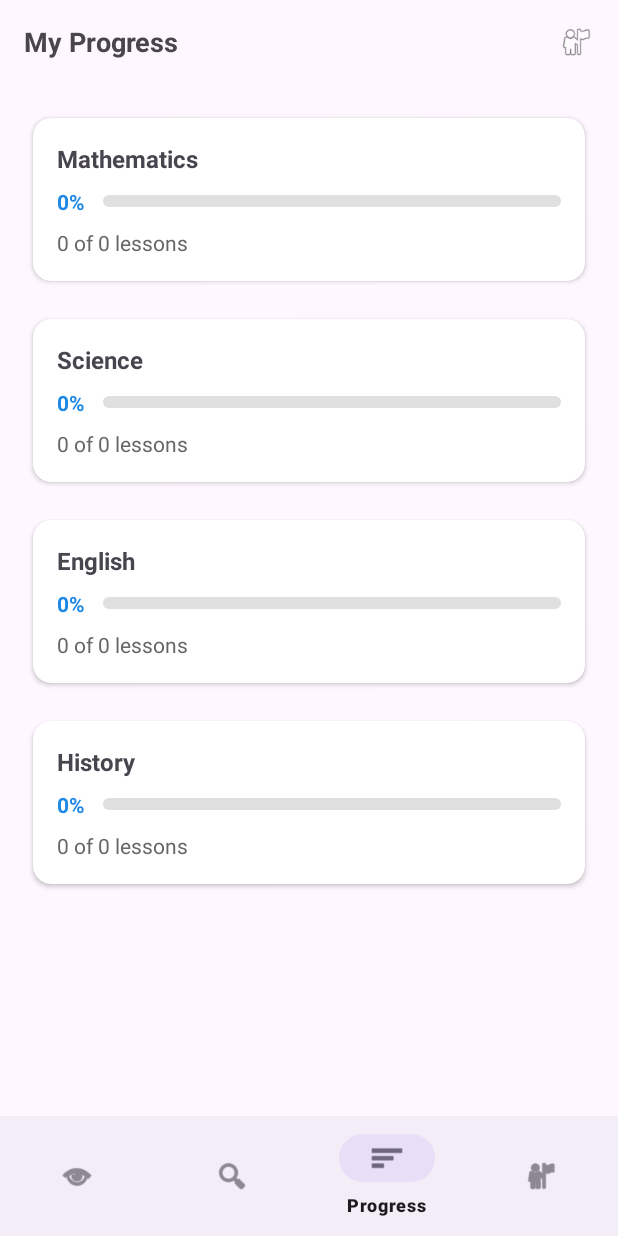
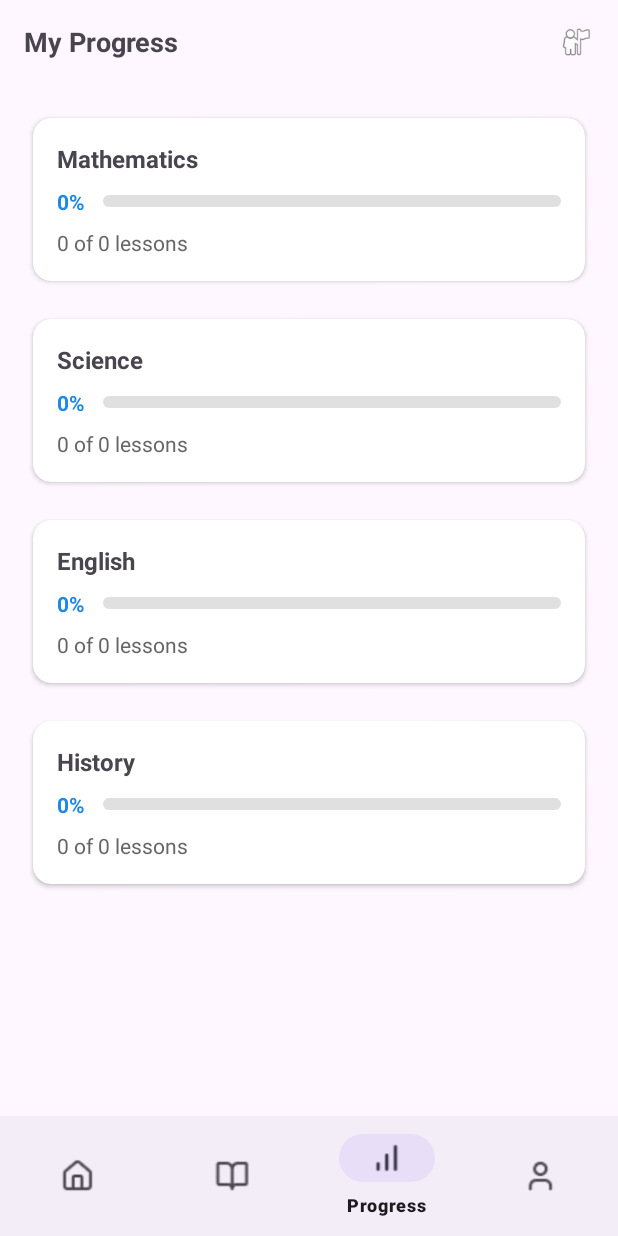
Before and after one commit to rushanc/EduLanka, an Android app: the HomeFragment screen opened directly, with no data from a screen before it, item 3 of the bottom bar chosen, on a phone screen of 412 x 824 dp. Run offline under Robolectric (Android 15) with nearby library versions, the phone set to English and light mode, and no system bars; our stand-ins replace Firebase (no records; nobody signed in at launch, a user with empty details on screens opened directly).

Commit message:
Update the images and icons

```diff
--- a/app/src/main/res/layout/activity_lecturer_profile.xml
+++ b/app/src/main/res/layout/activity_lecturer_profile.xml
@@ -34,7 +34,7 @@
             android:id="@+id/ivAvatar"
             android:layout_width="96dp"
             android:layout_height="96dp"
-            android:src="@mipmap/ic_launcher"
+            android:src="@drawable/pro_pic"
             android:layout_marginTop="16dp"
             app:layout_constraintTop_toBottomOf="@id/ivBack"
             app:layout_constraintStart_toStartOf="parent"
--- a/app/src/main/res/layout/activity_login.xml
+++ b/app/src/main/res/layout/activity_login.xml
@@ -14,7 +14,7 @@
             android:id="@+id/logo"
             android:layout_width="72dp"
             android:layout_height="72dp"
-            android:src="@mipmap/ic_launcher"
+            android:src="@drawable/logo_icon"
             app:layout_constraintTop_toTopOf="parent"
             app:layout_constraintStart_toStartOf="parent"
             app:layout_constraintEnd_toEndOf="parent"/>
--- a/app/src/main/res/layout/activity_register.xml
+++ b/app/src/main/res/layout/activity_register.xml
@@ -14,7 +14,7 @@
             android:id="@+id/logo"
             android:layout_width="72dp"
             android:layout_height="72dp"
-            android:src="@mipmap/ic_launcher"
+            android:src="@drawable/logo_icon"
             app:layout_constraintTop_toTopOf="parent"
             app:layout_constraintStart_toStartOf="parent"
             app:layout_constraintEnd_toEndOf="parent"/>
--- a/app/src/main/res/layout/activity_student_profile.xml
+++ b/app/src/main/res/layout/activity_student_profile.xml
@@ -34,7 +34,7 @@
             android:id="@+id/ivAvatar"
             android:layout_width="96dp"
             android:layout_height="96dp"
-            android:src="@mipmap/ic_launcher"
+            android:src="@drawable/pro_pic"
             android:layout_marginTop="16dp"
             app:layout_constraintTop_toBottomOf="@id/ivBack"
             app:layout_constraintStart_toStartOf="parent"
--- a/app/src/main/res/menu/menu_bottom_nav.xml
+++ b/app/src/main/res/menu/menu_bottom_nav.xml
@@ -3,17 +3,17 @@
     <item
         android:id="@+id/menu_home"
         android:title="Home"
-        android:icon="@android:drawable/ic_menu_view" />
+        android:icon="@drawable/home_icon" />
     <item
         android:id="@+id/menu_browse"
         android:title="Browse"
-        android:icon="@android:drawable/ic_menu_search" />
+        android:icon="@drawable/browser_icon" />
     <item
         android:id="@+id/menu_progress"
         android:title="Progress"
-        android:icon="@android:drawable/ic_menu_sort_by_size" />
+        android:icon="@drawable/progress_icon" />
     <item
         android:id="@+id/menu_profile"
         android:title="Profile"
-        android:icon="@android:drawable/ic_menu_myplaces" />
+        android:icon="@drawable/profile_icon" />
 </menu>
--- a/app/src/main/res/mipmap-anydpi-v26/ic_launcher.xml
+++ b/app/src/main/res/mipmap-anydpi-v26/ic_launcher.xml
@@ -1,6 +1,6 @@
 <?xml version="1.0" encoding="utf-8"?>
 <adaptive-icon xmlns:android="http://schemas.android.com/apk/res/android">
-    <background android:drawable="@drawable/ic_launcher_background" />
-    <foreground android:drawable="@drawable/ic_launcher_foreground" />
-    <monochrome android:drawable="@drawable/ic_launcher_foreground" />
+    <background android:drawable="@android:color/transparent" />
+    <foreground android:drawable="@drawable/logo_icon" />
+    <monochrome android:drawable="@drawable/logo_icon" />
 </adaptive-icon>
```
Also changed, not shown: app/src/main/res/drawable/browser_icon.png (added), app/src/main/res/drawable/home_icon.png (added), app/src/main/res/drawable/logo_icon.png (added), app/src/main/res/drawable/pro_pic.png (added), app/src/main/res/drawable/profile_icon.png (added), app/src/main/res/drawable/progress_icon.png (added).
